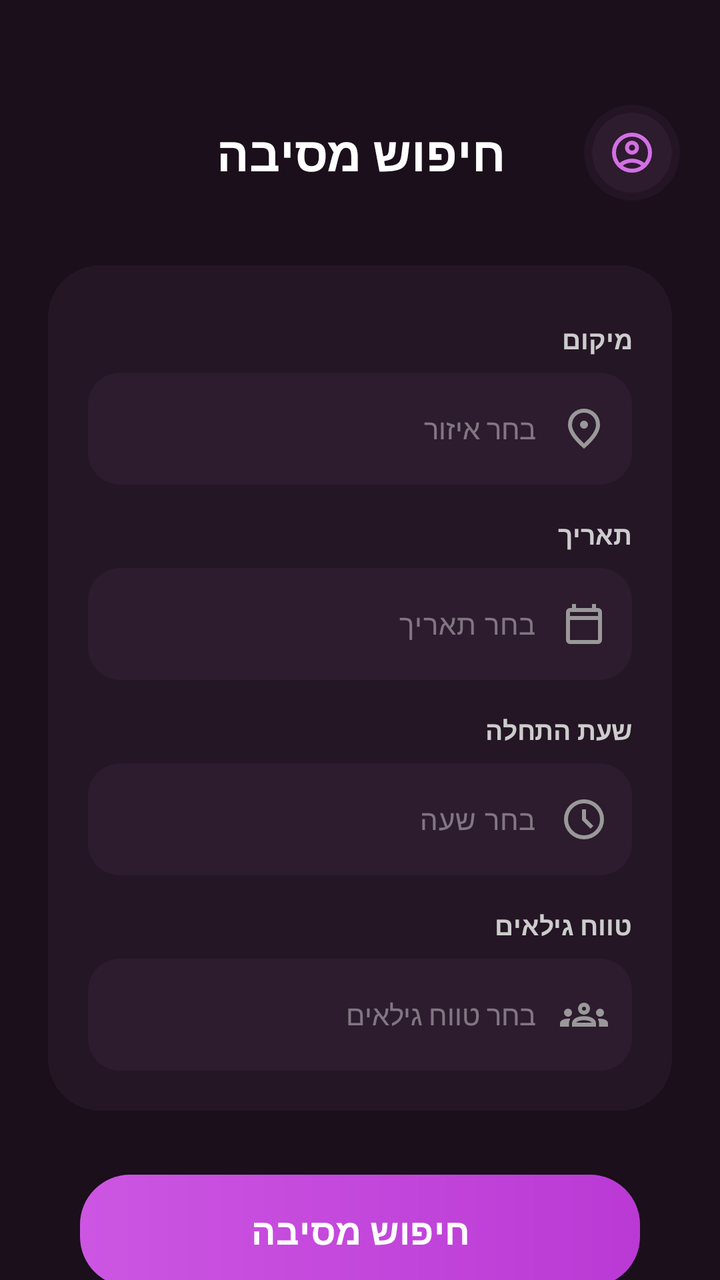
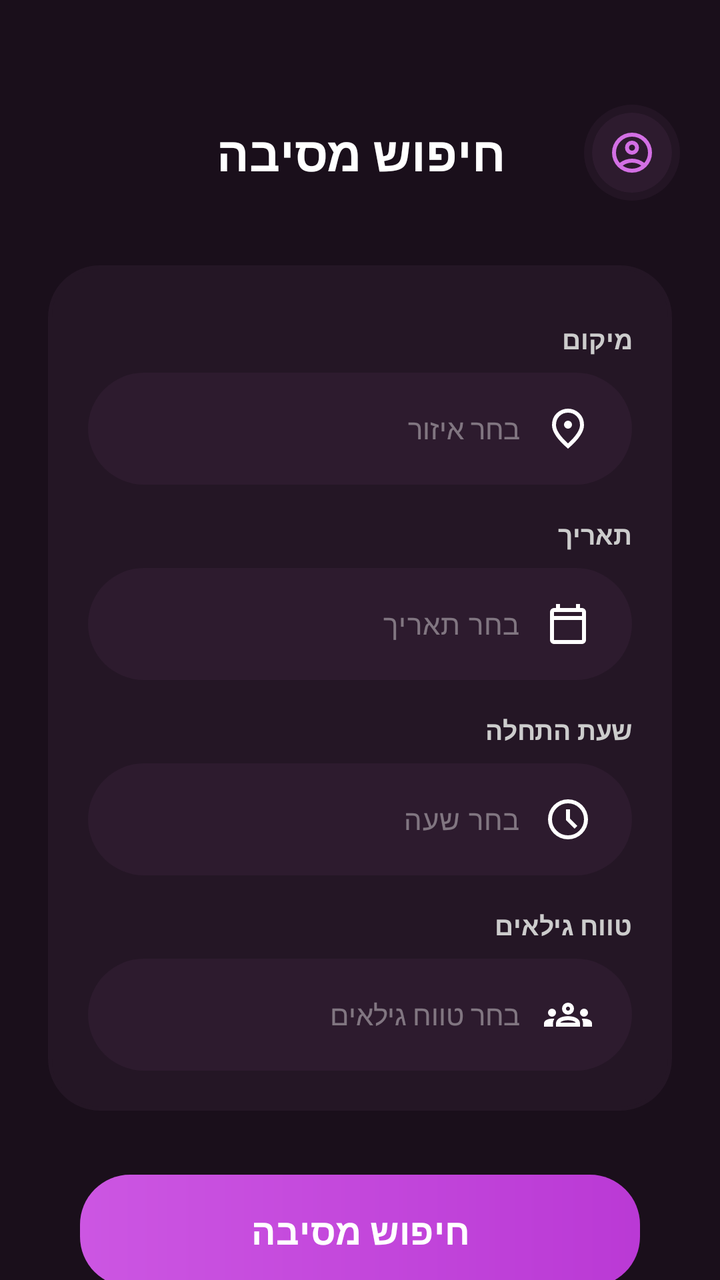

An Android layout rendered at two revisions. The XML below is the earlier revision; the diff shows what the commit changed to produce the second picture.
<!-- AndroidManifest.xml: application theme Theme.PartyLife -->
<!-- res/layout/activity_party_search_page.xml -->
<?xml version="1.0" encoding="utf-8"?>
<androidx.constraintlayout.widget.ConstraintLayout xmlns:android="http://schemas.android.com/apk/res/android"
    xmlns:app="http://schemas.android.com/apk/res-auto"
    xmlns:tools="http://schemas.android.com/tools"
    android:layout_width="match_parent"
    android:layout_height="match_parent"
    android:background="#1A0F1B"
    android:id="@+id/partySearch"
    android:layoutDirection="rtl">

    
    <View
        android:id="@+id/profileGlow"
        android:layout_width="48dp"
        android:layout_height="48dp"
        android:layout_marginStart="20dp"
        android:background="@drawable/circle"
        android:backgroundTint="#2D1B2E"
        android:alpha="0.5"
        app:layout_constraintBottom_toBottomOf="@id/pageTitle"
        app:layout_constraintStart_toStartOf="parent"
        app:layout_constraintTop_toTopOf="@id/pageTitle" />

    <androidx.cardview.widget.CardView
        android:id="@+id/cvProfile"
        android:layout_width="40dp"
        android:layout_height="40dp"
        app:cardBackgroundColor="#2D1B2E"
        app:cardCornerRadius="20dp"
        app:cardElevation="0dp"
        app:layout_constraintBottom_toBottomOf="@id/profileGlow"
        app:layout_constraintEnd_toEndOf="@id/profileGlow"
        app:layout_constraintStart_toStartOf="@id/profileGlow"
        app:layout_constraintTop_toTopOf="@id/profileGlow">

        <ImageView
            android:layout_width="24dp"
            android:layout_height="24dp"
            android:layout_gravity="center"
            android:src="@drawable/personimeg"
            app:tint="#D36FE4" />
    </androidx.cardview.widget.CardView>

    <TextView
        android:id="@+id/pageTitle"
        android:layout_width="wrap_content"
        android:layout_height="wrap_content"
        android:layout_marginTop="60dp"
        android:text="חיפוש מסיבה"
        android:textColor="#FFFFFF"
        android:textSize="24sp"
        android:textStyle="bold"
        app:layout_constraintEnd_toEndOf="parent"
        app:layout_constraintStart_toStartOf="parent"
        app:layout_constraintTop_toTopOf="parent" />

    <ScrollView
        android:layout_width="match_parent"
        android:layout_height="0dp"
        android:layout_marginTop="16dp"
        android:fillViewport="true"
        android:scrollbars="none"
        app:layout_constraintBottom_toBottomOf="parent"
        app:layout_constraintTop_toBottomOf="@id/pageTitle">

        <LinearLayout
            android:layout_width="match_parent"
            android:layout_height="wrap_content"
            android:gravity="center_horizontal"
            android:orientation="vertical"
            android:padding="24dp">

            
            <LinearLayout
                android:id="@+id/searchForContainer"
                android:layout_width="match_parent"
                android:layout_height="wrap_content"
                android:background="@drawable/input_background"
                android:backgroundTint="#241625"
                android:orientation="vertical"
                android:padding="20dp">

                
                <LinearLayout
                    android:id="@+id/fieldsContainer"
                    android:layout_width="match_parent"
                    android:layout_height="wrap_content"
                    android:orientation="vertical">

                    
                    <TextView
                        android:layout_width="match_parent"
                        android:layout_height="wrap_content"
                        android:layout_marginTop="8dp"
                        android:text="מיקום"
                        android:textColor="#CCCCCC"
                        android:textSize="13sp"
                        android:textStyle="bold"
                        android:gravity="start" />

                    <com.google.android.material.textfield.TextInputLayout
                        android:layout_width="match_parent"
                        android:layout_height="wrap_content"
                        android:layout_marginTop="8dp"
                        app:hintEnabled="false"
                        app:boxBackgroundColor="#2D1B2E"
                        app:boxBackgroundMode="filled"
                        app:boxCornerRadiusBottomEnd="16dp"
                        app:boxCornerRadiusBottomStart="16dp"
                        app:boxCornerRadiusTopEnd="16dp"
                        app:boxCornerRadiusTopStart="16dp"
                        app:boxStrokeWidth="0dp">

                        <AutoCompleteTextView
                            android:id="@+id/inputLocation"
                            android:layout_width="match_parent"
                            android:layout_height="56dp"
                            android:hint="בחר איזור"
                            android:textColor="#FFFFFF"
                            android:textColorHint="#66FFFFFF"
                            android:textSize="14sp"
                            android:gravity="center_vertical|start"
                            android:drawableStart="@drawable/locationicon"
                            android:drawablePadding="12dp"
                            android:drawableTint="#999999"
                            android:paddingStart="12dp"
                            android:paddingEnd="12dp"
                            android:background="@null" />
                    </com.google.android.material.textfield.TextInputLayout>

                    
                    <TextView
                        android:layout_width="match_parent"
                        android:layout_height="wrap_content"
                        android:layout_marginTop="16dp"
                        android:text="תאריך"
                        android:textColor="#CCCCCC"
                        android:textSize="13sp"
                        android:textStyle="bold"
                        android:gravity="start" />

                    <com.google.android.material.textfield.TextInputLayout
                        android:layout_width="match_parent"
                        android:layout_height="wrap_content"
                        android:layout_marginTop="8dp"
                        app:hintEnabled="false"
                        app:boxBackgroundColor="#2D1B2E"
                        app:boxBackgroundMode="filled"
                        app:boxCornerRadiusBottomEnd="16dp"
                        app:boxCornerRadiusBottomStart="16dp"
                        app:boxCornerRadiusTopEnd="16dp"
                        app:boxCornerRadiusTopStart="16dp"
                        app:boxStrokeWidth="0dp">

                        <EditText
                            android:id="@+id/inputDate"
                            android:layout_width="match_parent"
                            android:layout_height="56dp"
                            android:hint="בחר תאריך"
                            android:textColor="#FFFFFF"
                            android:textColorHint="#66FFFFFF"
                            android:textSize="14sp"
                            android:focusable="false"
                            android:gravity="center_vertical|start"
                            android:drawableStart="@drawable/date_icon"
                            android:drawablePadding="12dp"
                            android:drawableTint="#999999"
                            android:paddingStart="12dp"
                            android:paddingEnd="12dp"
                            android:background="@null" />
                    </com.google.android.material.textfield.TextInputLayout>

                    
                    <TextView
                        android:layout_width="match_parent"
                        android:layout_height="wrap_content"
                        android:layout_marginTop="16dp"
                        android:text="שעת התחלה"
                        android:textColor="#CCCCCC"
                        android:textSize="13sp"
                        android:textStyle="bold"
                        android:gravity="start" />

                    <com.google.android.material.textfield.TextInputLayout
                        android:layout_width="match_parent"
                        android:layout_height="wrap_content"
                        android:layout_marginTop="8dp"
                        app:hintEnabled="false"
                        app:boxBackgroundColor="#2D1B2E"
                        app:boxBackgroundMode="filled"
                        app:boxCornerRadiusBottomEnd="16dp"
                        app:boxCornerRadiusBottomStart="16dp"
                        app:boxCornerRadiusTopEnd="16dp"
                        app:boxCornerRadiusTopStart="16dp"
                        app:boxStrokeWidth="0dp">

                        <EditText
                            android:id="@+id/inputTime"
                            android:layout_width="match_parent"
                            android:layout_height="56dp"
                            android:hint="בחר שעה"
                            android:textColor="#FFFFFF"
                            android:textColorHint="#66FFFFFF"
                            android:textSize="14sp"
                            android:focusable="false"
                            android:gravity="center_vertical|start"
                            android:drawableStart="@drawable/time_icon"
                            android:drawablePadding="12dp"
                            android:drawableTint="#999999"
                            android:paddingStart="12dp"
                            android:paddingEnd="12dp"
                            android:background="@null" />
                    </com.google.android.material.textfield.TextInputLayout>

                    
                    <TextView
                        android:layout_width="match_parent"
                        android:layout_height="wrap_content"
                        android:layout_marginTop="16dp"
                        android:text="טווח גילאים"
                        android:textColor="#CCCCCC"
                        android:textSize="13sp"
                        android:textStyle="bold"
                        android:gravity="start" />

                    <com.google.android.material.textfield.TextInputLayout
                        android:layout_width="match_parent"
                        android:layout_height="wrap_content"
                        android:layout_marginTop="8dp"
                        app:hintEnabled="false"
                        app:boxBackgroundColor="#2D1B2E"
                        app:boxBackgroundMode="filled"
                        app:boxCornerRadiusBottomEnd="16dp"
                        app:boxCornerRadiusBottomStart="16dp"
                        app:boxCornerRadiusTopEnd="16dp"
                        app:boxCornerRadiusTopStart="16dp"
                        app:boxStrokeWidth="0dp">

                        <AutoCompleteTextView
                            android:id="@+id/inputAge"
                            android:layout_width="match_parent"
                            android:layout_height="56dp"
                            android:hint="בחר טווח גילאים"
                            android:textColor="#FFFFFF"
                            android:textColorHint="#66FFFFFF"
                            android:textSize="14sp"
                            android:gravity="center_vertical|start"
                            android:drawableStart="@drawable/groups_icon"
                            android:drawablePadding="12dp"
                            android:drawableTint="#999999"
                            android:paddingStart="12dp"
                            android:paddingEnd="12dp"
                            android:background="@null" />
                    </com.google.android.material.textfield.TextInputLayout>

                </LinearLayout>

                
                <FrameLayout
                    android:id="@+id/resultsContainer"
                    android:layout_width="match_parent"
                    android:layout_height="wrap_content"
                    android:layout_marginTop="8dp"
                    android:visibility="gone" />

            </LinearLayout>

            <com.google.android.material.button.MaterialButton
                android:id="@+id/btnSearch"
                android:layout_width="match_parent"
                android:layout_height="56dp"
                android:layout_marginTop="32dp"
                android:layout_marginStart="16dp"
                android:layout_marginEnd="16dp"
                android:text="חיפוש מסיבה"
                android:textColor="#FFFFFF"
                android:textSize="18sp"
                android:textStyle="bold"
                android:background="@drawable/button_gradient"
                app:backgroundTint="@null"
                app:cornerRadius="16dp" />

        </LinearLayout>
    </ScrollView>

</androidx.constraintlayout.widget.ConstraintLayout>
<!-- resources referenced by this layout -->
<resources>
  <!-- drawable button_gradient (drawable) -->
  <?xml version="1.0" encoding="utf-8"?>
  <shape xmlns:android="http://schemas.android.com/apk/res/android">
      <gradient
          android:startColor="#CC56E2"
          android:endColor="#BA39D5"
          android:angle="0"/>
      <corners android:radius="25dp"/>
  </shape>
  <!-- drawable circle (drawable) -->
  <?xml version="1.0" encoding="utf-8"?>
  <shape xmlns:android="http://schemas.android.com/apk/res/android"
      android:shape="oval">
      <solid android:color="#4D2A4E" />
  </shape>
  <!-- drawable date_icon (drawable) -->
  <vector xmlns:android="http://schemas.android.com/apk/res/android"
      android:width="24dp"
      android:height="24dp"
      android:viewportWidth="960"
      android:viewportHeight="960">
    <path
        android:pathData="M200,880q-33,0 -56.5,-23.5T120,800v-560q0,-33 23.5,-56.5T200,160h40v-80h80v80h320v-80h80v80h40q33,0 56.5,23.5T840,240v560q0,33 -23.5,56.5T760,880L200,880ZM200,800h560v-400L200,400v400ZM200,320h560v-80L200,240v80ZM200,320v-80,80Z"
        android:fillColor="#FFFFFF"/>
  </vector>
  <!-- drawable input_background (drawable) -->
  <?xml version="1.0" encoding="utf-8"?>
  <shape xmlns:android="http://schemas.android.com/apk/res/android"
      android:shape="rectangle">
  
      <solid android:color="#3C2B3C"/>
  
      <corners android:radius="25dp"/>
  
      <stroke
          android:width="2dp"
          android:color="#4F3A4F"/>
  </shape>
  <!-- drawable locationicon (drawable) -->
  <vector xmlns:android="http://schemas.android.com/apk/res/android"
      android:width="24dp"
      android:height="24dp"
      android:viewportWidth="960"
      android:viewportHeight="960">
    <path
        android:pathData="M480,480q33,0 56.5,-23.5T560,400q0,-33 -23.5,-56.5T480,320q-33,0 -56.5,23.5T400,400q0,33 23.5,56.5T480,480ZM480,774q122,-112 181,-203.5T720,408q0,-109 -69.5,-178.5T480,160q-101,0 -170.5,69.5T240,408q0,71 59,162.5T480,774ZM480,880Q319,743 239.5,625.5T160,408q0,-150 96.5,-239T480,80q127,0 223.5,89T800,408q0,100 -79.5,217.5T480,880ZM480,400Z"
        android:fillColor="#FFFFFF"/>
  </vector>
  <!-- drawable personimeg (drawable) -->
  <vector xmlns:android="http://schemas.android.com/apk/res/android"
      android:width="24dp"
      android:height="24dp"
      android:viewportWidth="960"
      android:viewportHeight="960">
    <path
        android:pathData="M234,684q51,-39 114,-61.5T480,600q69,0 132,22.5T726,684q35,-41 54.5,-93T800,480q0,-133 -93.5,-226.5T480,160q-133,0 -226.5,93.5T160,480q0,59 19.5,111t54.5,93ZM480,520q-59,0 -99.5,-40.5T340,380q0,-59 40.5,-99.5T480,240q59,0 99.5,40.5T620,380q0,59 -40.5,99.5T480,520ZM480,880q-83,0 -156,-31.5T197,763q-54,-54 -85.5,-127T80,480q0,-83 31.5,-156T197,197q54,-54 127,-85.5T480,80q83,0 156,31.5T763,197q54,54 85.5,127T880,480q0,83 -31.5,156T763,763q-54,54 -127,85.5T480,880ZM480,800q53,0 100,-15.5t86,-44.5q-39,-29 -86,-44.5T480,680q-53,0 -100,15.5T294,740q39,29 86,44.5T480,800ZM480,440q26,0 43,-17t17,-43q0,-26 -17,-43t-43,-17q-26,0 -43,17t-17,43q0,26 17,43t43,17ZM480,380ZM480,740Z"
        android:fillColor="#FFFFFF"/>
  </vector>
  <!-- drawable time_icon (drawable) -->
  <vector xmlns:android="http://schemas.android.com/apk/res/android"
      android:width="24dp"
      android:height="24dp"
      android:viewportWidth="960"
      android:viewportHeight="960">
    <path
        android:pathData="m612,668 l56,-56 -148,-148v-184h-80v216l172,172ZM480,880q-83,0 -156,-31.5T197,763q-54,-54 -85.5,-127T80,480q0,-83 31.5,-156T197,197q54,-54 127,-85.5T480,80q83,0 156,31.5T763,197q54,54 85.5,127T880,480q0,83 -31.5,156T763,763q-54,54 -127,85.5T480,880ZM480,480ZM480,800q133,0 226.5,-93.5T800,480q0,-133 -93.5,-226.5T480,160q-133,0 -226.5,93.5T160,480q0,133 93.5,226.5T480,800Z"
        android:fillColor="#FFFFFF"/>
  </vector>
  <style name="Theme.PartyLife" parent="Base.Theme.PartyLife" />
  <style name="Base.Theme.PartyLife" parent="Theme.Material3.Dark.NoActionBar">
        
  
      </style>
  <!-- unchanged entries left out for length: 1 -->
</resources>

<!-- the commit's change to res/layout/activity_party_search_page.xml (unified diff, before → after) -->
@@ -105,10 +105,10 @@
                         app:hintEnabled="false"
                         app:boxBackgroundColor="#2D1B2E"
                         app:boxBackgroundMode="filled"
-                        app:boxCornerRadiusBottomEnd="16dp"
-                        app:boxCornerRadiusBottomStart="16dp"
-                        app:boxCornerRadiusTopEnd="16dp"
-                        app:boxCornerRadiusTopStart="16dp"
+                        app:boxCornerRadiusBottomEnd="28dp"
+                        app:boxCornerRadiusBottomStart="28dp"
+                        app:boxCornerRadiusTopEnd="28dp"
+                        app:boxCornerRadiusTopStart="28dp"
                         app:boxStrokeWidth="0dp">
 
                         <AutoCompleteTextView
@@ -119,12 +119,12 @@
                             android:textColor="#FFFFFF"
                             android:textColorHint="#66FFFFFF"
                             android:textSize="14sp"
-                            android:gravity="center_vertical|start"
+                            android:gravity="center_vertical|right"
+                            android:textAlignment="viewStart"
                             android:drawableStart="@drawable/locationicon"
                             android:drawablePadding="12dp"
-                            android:drawableTint="#999999"
-                            android:paddingStart="12dp"
-                            android:paddingEnd="12dp"
+                            android:paddingStart="44dp"
+                            android:paddingEnd="20dp"
                             android:background="@null" />
                     </com.google.android.material.textfield.TextInputLayout>
 
@@ -146,10 +146,10 @@
                         app:hintEnabled="false"
                         app:boxBackgroundColor="#2D1B2E"
                         app:boxBackgroundMode="filled"
-                        app:boxCornerRadiusBottomEnd="16dp"
-                        app:boxCornerRadiusBottomStart="16dp"
-                        app:boxCornerRadiusTopEnd="16dp"
-                        app:boxCornerRadiusTopStart="16dp"
+                        app:boxCornerRadiusBottomEnd="28dp"
+                        app:boxCornerRadiusBottomStart="28dp"
+                        app:boxCornerRadiusTopEnd="28dp"
+                        app:boxCornerRadiusTopStart="28dp"
                         app:boxStrokeWidth="0dp">
 
                         <EditText
@@ -161,12 +161,12 @@
                             android:textColorHint="#66FFFFFF"
                             android:textSize="14sp"
                             android:focusable="false"
-                            android:gravity="center_vertical|start"
+                            android:gravity="center_vertical|right"
+                            android:textAlignment="viewStart"
                             android:drawableStart="@drawable/date_icon"
                             android:drawablePadding="12dp"
-                            android:drawableTint="#999999"
-                            android:paddingStart="12dp"
-                            android:paddingEnd="12dp"
+                            android:paddingStart="44dp"
+                            android:paddingEnd="20dp"
                             android:background="@null" />
                     </com.google.android.material.textfield.TextInputLayout>
 
@@ -188,10 +188,10 @@
                         app:hintEnabled="false"
                         app:boxBackgroundColor="#2D1B2E"
                         app:boxBackgroundMode="filled"
-                        app:boxCornerRadiusBottomEnd="16dp"
-                        app:boxCornerRadiusBottomStart="16dp"
-                        app:boxCornerRadiusTopEnd="16dp"
-                        app:boxCornerRadiusTopStart="16dp"
+                        app:boxCornerRadiusBottomEnd="28dp"
+                        app:boxCornerRadiusBottomStart="28dp"
+                        app:boxCornerRadiusTopEnd="28dp"
+                        app:boxCornerRadiusTopStart="28dp"
                         app:boxStrokeWidth="0dp">
 
                         <EditText
@@ -203,12 +203,12 @@
                             android:textColorHint="#66FFFFFF"
                             android:textSize="14sp"
                             android:focusable="false"
-                            android:gravity="center_vertical|start"
+                            android:gravity="center_vertical|right"
+                            android:textAlignment="viewStart"
                             android:drawableStart="@drawable/time_icon"
                             android:drawablePadding="12dp"
-                            android:drawableTint="#999999"
-                            android:paddingStart="12dp"
-                            android:paddingEnd="12dp"
+                            android:paddingStart="44dp"
+                            android:paddingEnd="20dp"
                             android:background="@null" />
                     </com.google.android.material.textfield.TextInputLayout>
 
@@ -230,10 +230,10 @@
                         app:hintEnabled="false"
                         app:boxBackgroundColor="#2D1B2E"
                         app:boxBackgroundMode="filled"
-                        app:boxCornerRadiusBottomEnd="16dp"
-                        app:boxCornerRadiusBottomStart="16dp"
-                        app:boxCornerRadiusTopEnd="16dp"
-                        app:boxCornerRadiusTopStart="16dp"
+                        app:boxCornerRadiusBottomEnd="28dp"
+                        app:boxCornerRadiusBottomStart="28dp"
+                        app:boxCornerRadiusTopEnd="28dp"
+                        app:boxCornerRadiusTopStart="28dp"
                         app:boxStrokeWidth="0dp">
 
                         <AutoCompleteTextView
@@ -244,12 +244,12 @@
                             android:textColor="#FFFFFF"
                             android:textColorHint="#66FFFFFF"
                             android:textSize="14sp"
-                            android:gravity="center_vertical|start"
+                            android:gravity="center_vertical|right"
+                            android:textAlignment="viewStart"
                             android:drawableStart="@drawable/groups_icon"
                             android:drawablePadding="12dp"
-                            android:drawableTint="#999999"
-                            android:paddingStart="12dp"
-                            android:paddingEnd="12dp"
+                            android:paddingStart="44dp"
+                            android:paddingEnd="20dp"
                             android:background="@null" />
                     </com.google.android.material.textfield.TextInputLayout>
 
@@ -278,7 +278,7 @@
                 android:textStyle="bold"
                 android:background="@drawable/button_gradient"
                 app:backgroundTint="@null"
-                app:cornerRadius="16dp" />
+                app:cornerRadius="28dp" />
 
         </LinearLayout>
     </ScrollView>
